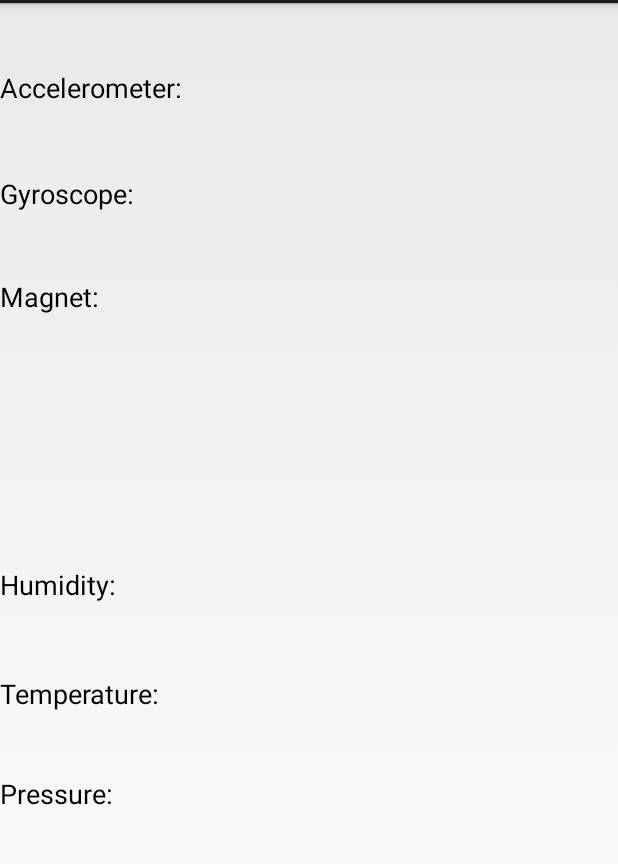
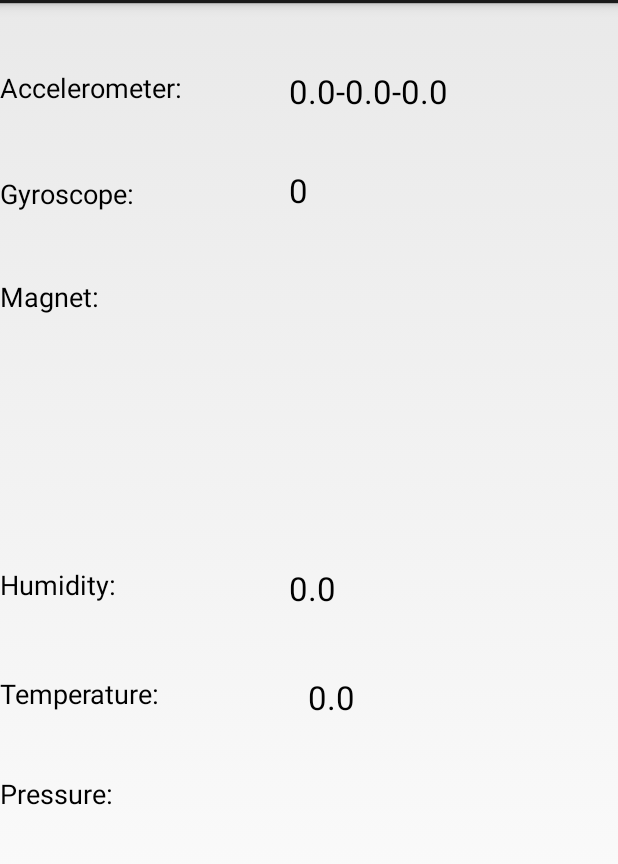
Before and after one commit to Harishwar/CMPE295-Project, an Android app: the fragment SensorCurrentFragment shown on its own in the app's theme, on a phone screen of 412 x 824 dp, the part 69-933 px from its top. Run offline under Robolectric (Android 15) with nearby library versions, the phone set to English and light mode, and no system bars.

Commit message:
Added SensorService, Application class, extended DateTimeHelper
SensorService runs in the background and captures the values into the
DB,
Application class is used to persist the data across the application
DateTimeHelper now has a method to give the DateTime in Sqlite
supported format

```diff
--- a/Mobile/FitWhiz/app/src/main/AndroidManifest.xml
+++ b/Mobile/FitWhiz/app/src/main/AndroidManifest.xml
@@ -13,7 +13,8 @@
         android:allowBackup="true"
         android:icon="@drawable/ic_launcher"
         android:label="@string/app_name"
-        android:theme="@style/AppTheme" >
+        android:theme="@style/AppTheme"
+        android:name=".HelperLibrary.FitwhizApplication">
         <activity
             android:name=".controllers.LoginActivity"
             android:label="@string/title_activity_login" >
@@ -35,6 +36,8 @@
         </activity>
         <receiver android:name=".controllers.common.ScheduledDataUploadService" >
             </receiver>
+        <service android:name=".controllers.common.SensorService"
+            android:enabled="true"/>
     </application>
 
 </manifest>
--- a/Mobile/FitWhiz/app/src/main/assets/Fitwhiz.properties
+++ b/Mobile/FitWhiz/app/src/main/assets/Fitwhiz.properties
@@ -1,4 +1,4 @@
 name="hello"
-UploadInterval=3600
+UploadInterval=60
 UploadFileLocation=""
 FileUploadUrl="https://kcvrgopal.ngrok.com"
--- /dev/null
+++ b/Mobile/FitWhiz/app/src/main/java/cmpe/alpha/fitwhiz/HelperLibrary/FitwhizApplication.java
@@ -0,0 +1,55 @@
+package cmpe.alpha.fitwhiz.HelperLibrary;
+
+import android.app.Application;
+
+/**
+ * Created by rajagopalan on 2/22/15.
+ */
+public class FitwhizApplication extends Application{
+
+    private double x_val = 0.0;
+    private double y_val = 0.0;
+    private double z_val = 0.0;
+    private double h_val = 0.0;
+    private double t_val = 0.0;
+    public double getXVal()
+    {
+        return this.x_val;
+    }
+    public void setXVal(double val)
+    {
+        this.x_val=val;
+    }
+    public double getYVal()
+    {
+        return this.y_val;
+    }
+    public void setYVal(double val)
+    {
+        this.y_val=val;
+    }
+    public double getZVal()
+    {
+        return this.z_val;
+    }
+    public void setZVal(double val)
+    {
+        this.z_val=val;
+    }
+    public double getHVal()
+    {
+        return this.h_val;
+    }
+    public void setHVal(double val)
+    {
+        this.h_val=val;
+    }
+    public double getTVal()
+    {
+        return this.t_val;
+    }
+    public void setTVal(double val)
+    {
+        this.t_val=val;
+    }
+}
--- a/Mobile/FitWhiz/app/src/main/java/cmpe/alpha/fitwhiz/controllers/SensorCurrentFragment.java
+++ b/Mobile/FitWhiz/app/src/main/java/cmpe/alpha/fitwhiz/controllers/SensorCurrentFragment.java
@@ -6,7 +6,9 @@ import android.app.Fragment;
 import android.view.LayoutInflater;
 import android.view.View;
 import android.view.ViewGroup;
+import android.widget.TextView;
 
+import cmpe.alpha.fitwhiz.HelperLibrary.FitwhizApplication;
 import cmpe.alpha.fitwhiz.R;
 
 /**
@@ -14,6 +16,8 @@ import cmpe.alpha.fitwhiz.R;
  */
 public class SensorCurrentFragment extends Fragment
 {
+    private  FitwhizApplication application;
+
     private double magnetometer=0,gyroscope=0,humidity=0,temperature=0,pressure=0,accelerometer=0;
 
     public double getMagnetometer() {
@@ -76,6 +80,14 @@ public class SensorCurrentFragment extends Fragment
     {
         // Inflate the layout for this fragment
         View sensorCurrentFragment = inflater.inflate(R.layout.fragment_sensor_current, container, false);
+        application=(FitwhizApplication)this.getActivity().getApplication();
+        TextView accelerometerView = (TextView)sensorCurrentFragment.findViewById(R.id.Accelerometer_current_val);
+        TextView humidityView = (TextView)sensorCurrentFragment.findViewById(R.id.humidity_current_val);
+        TextView temperatureView = (TextView)sensorCurrentFragment.findViewById(R.id.temperature_current_val);
+        accelerometerView.setText(application.getXVal()+"-"+application.getYVal()+"-"+application.getZVal());
+        temperatureView.setText(application.getTVal()+"");
+        humidityView.setText(application.getHVal()+"");
+
         return sensorCurrentFragment;
     }
 
--- a/Mobile/FitWhiz/app/src/main/java/cmpe/alpha/fitwhiz/controllers/SplashScreen.java
+++ b/Mobile/FitWhiz/app/src/main/java/cmpe/alpha/fitwhiz/controllers/SplashScreen.java
@@ -2,6 +2,7 @@ package cmpe.alpha.fitwhiz.controllers;
 
 import cmpe.alpha.fitwhiz.HelperLibrary.PropertiesReader;
 import cmpe.alpha.fitwhiz.controllers.common.ScheduledDataUploadService;
+import cmpe.alpha.fitwhiz.controllers.common.SensorService;
 import cmpe.alpha.fitwhiz.controllers.util.SystemUiHider;
 
 import android.annotation.TargetApi;
@@ -159,6 +160,9 @@ public class SplashScreen extends Activity {
             };
         };
         splashTread.start();
+
+        //Start Temperature service
+        this.startService(new Intent(this, SensorService.class));
     }
 
     @Override
--- a/Mobile/FitWhiz/app/src/main/res/layout/fragment_sensor_current.xml
+++ b/Mobile/FitWhiz/app/src/main/res/layout/fragment_sensor_current.xml
@@ -1,7 +1,8 @@
 <RelativeLayout xmlns:android="http://schemas.android.com/apk/res/android"
     xmlns:tools="http://schemas.android.com/tools" android:layout_width="match_parent"
     android:layout_height="match_parent"
-    tools:context="cmpe.alpha.fitwhiz.controllers.SensorCurrentFragment">
+    tools:context="cmpe.alpha.fitwhiz.controllers.SensorCurrentFragment"
+    >
 
 
     <TextView
@@ -63,4 +64,41 @@
         android:layout_below="@+id/sensor_temp_text_live"
         android:layout_alignParentStart="true" />
 
+    <TextView
+        android:layout_width="wrap_content"
+        android:layout_height="wrap_content"
+        android:textAppearance="?android:attr/textAppearanceLarge"
+        android:text="0"
+        android:id="@+id/Accelerometer_current_val"
+        android:layout_alignTop="@+id/sensor_acc_text_live"
+        android:layout_toEndOf="@+id/sensor_acc_text_live"
+        android:layout_marginStart="71dp" />
+
+    <TextView
+        android:layout_width="wrap_content"
+        android:layout_height="wrap_content"
+        android:textAppearance="?android:attr/textAppearanceLarge"
+        android:text="0"
+        android:id="@+id/Gyroscope_current_val"
+        android:layout_alignBottom="@+id/sensor_gyro_text_live"
+        android:layout_alignStart="@+id/Accelerometer_current_val" />
+
+    <TextView
+        android:layout_width="wrap_content"
+        android:layout_height="wrap_content"
+        android:textAppearance="?android:attr/textAppearanceLarge"
+        android:text="0"
+        android:id="@+id/humidity_current_val"
+        android:layout_alignTop="@+id/sensor_humid_text_live"
+        android:layout_alignStart="@+id/Gyroscope_current_val" />
+
+    <TextView
+        android:layout_width="wrap_content"
+        android:layout_height="wrap_content"
+        android:textAppearance="?android:attr/textAppearanceLarge"
+        android:text="0"
+        android:id="@+id/temperature_current_val"
+        android:layout_alignTop="@+id/sensor_temp_text_live"
+        android:layout_toEndOf="@+id/Gyroscope_current_val" />
+
 </RelativeLayout>
```
Also changed, not shown: Mobile/FitWhiz/app/src/main/java/cmpe/alpha/fitwhiz/HelperLibrary/DateTimeHelper.java (+7 -0 lines), Mobile/FitWhiz/app/src/main/java/cmpe/alpha/fitwhiz/controllers/common/SensorService.java (added, +95 -0 lines).
